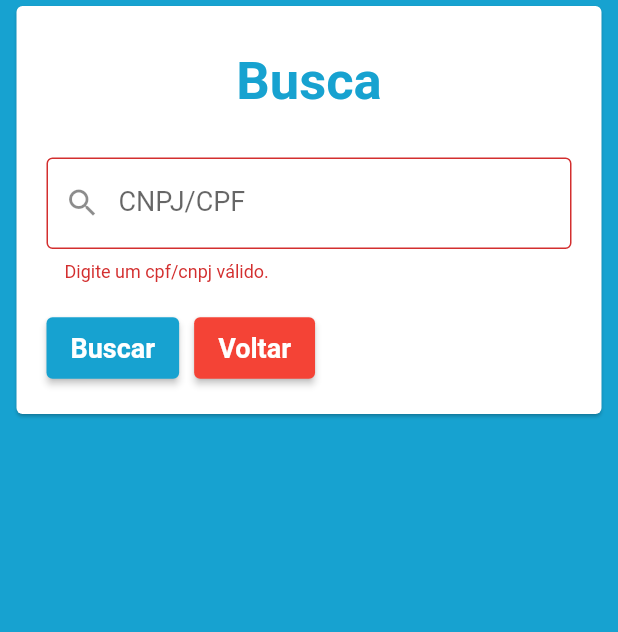
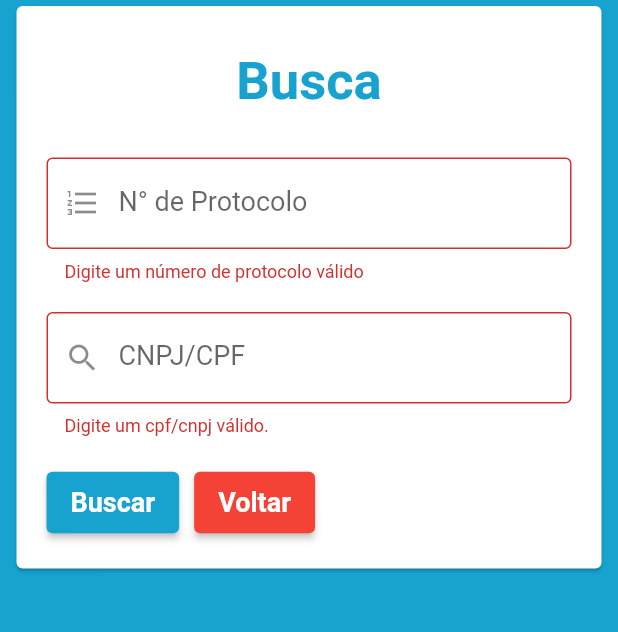
Before and after one commit to Alan300/sac, a Flutter app: the SearchScreen screen opened directly, after a tap on "Buscar", on a phone screen of 412 x 824 dp, the part 348-980 px from its top. Run offline on Flutter 3.47's test engine with Material 2 defaults, Android fonts, the light colour scheme and no system bars; our stand-ins replace dropdown_search, flutter_svg, get; missing offline and left inert: mask, mysql_utils, ntp.

Commit message:
Busca por portocol e ajuste horario do log

```diff
--- a/lib/controller/search_controller.dart
+++ b/lib/controller/search_controller.dart
@@ -7,18 +7,31 @@ import '../screen/list_screen.dart';
 class SearchController extends GetxController{
 
   var loading = false.obs;
-  var search = TextEditingController();
-  var searchError = ''.obs;
+  var idClient = TextEditingController();
+  var idClientError = ''.obs;
+  var numeroProtocolo = TextEditingController();
+  var numeroProtocoloError = ''.obs;
 
-  void resetSearchError() => searchError.value = '';
+  void resetIdClientError() => idClientError.value = '';
+  void resetNumeroProtocolError() => numeroProtocoloError.value = '';
 
   void searchForms() async{
-    if(search.text.length != 14 && search.text.length != 18) {
-      searchError.value = 'Digite um cpf/cnpj válido.';
-    } else {
+    if(numeroProtocolo.text.isEmpty && idClient.text.isEmpty) {
+      numeroProtocoloError.value = 'Digite um número de protocolo válido';
+      idClientError.value = 'Digite um cpf/cnpj válido.';
+    } else if(numeroProtocolo.text.isEmpty && idClient.text.length != 14 && idClient.text.length != 18) {
+      idClientError.value = 'Digite um cpf/cnpj válido.';
+    }
+    else {
       loading.value = true;
       final db = MysqlUtils(settings: DataBase.settings);
-      var result = await db.query("select  * from form where client_id = '${search.text}'");
+      String query;
+      if(numeroProtocolo.text.isNotEmpty) {
+        query = "select  * from form where protocol = '${numeroProtocolo.text}'";
+      } else {
+        query = "select  * from form where client_id = '${idClient.text}'";
+      }
+      var result = await db.query(query);
       db.close();
       if(result.rows.isEmpty) {
         Get.defaultDialog(
@@ -33,8 +46,8 @@ class SearchController extends GetxController{
         );
       } else {
         await Get.to(ListScreen(result.rows));
-
-        search.text = '';
+        numeroProtocolo.text = '';
+        idClient.text = '';
       }
       loading.value = false;
     }
--- a/lib/main.dart
+++ b/lib/main.dart
@@ -1,10 +1,7 @@
 import 'package:flutter/material.dart';
 import 'package:get/get.dart';
 import 'bind.dart';
-import 'screen/login_screen.dart';
-
-const apiKey = 'AIzaSyBGhtdS1SVnhME-Lqg6RfgGba64hEbj5cw';
-const projectId = 'assa-abloy-requerimentos';
+import 'screen/Login_screen.dart';
 
 void main() {
   Bind().dependencies();
--- a/lib/screen/log_screen.dart
+++ b/lib/screen/log_screen.dart
@@ -37,7 +37,7 @@ class LogScreen extends StatelessWidget {
         children: [
           TableCell(
             child: Text(
-              DateFormat('dd/MM/yyyy - hh:mm').format(DateTime.parse(i['date_change'])),
+              DateFormat('dd/MM/yyyy - HH:mm').format(DateTime.parse(i['date_change'])),
               textAlign: TextAlign.center
             )
           ),
--- a/lib/screen/search_screen.dart
+++ b/lib/screen/search_screen.dart
@@ -1,4 +1,5 @@
 import 'package:flutter/material.dart';
+import 'package:flutter/services.dart';
 import 'package:get/get.dart';
 import 'package:mask/mask.dart';
 import '../controller/search_controller.dart';
@@ -61,8 +62,30 @@ class SearchScreen extends StatelessWidget {
                               padding: const EdgeInsets.only(top: 10, bottom: 10),
                               child: TextField(
                                 onSubmitted: (_) => controller.searchForms(),
-                                onTap: () => controller.resetSearchError(),
-                                controller: controller.search,
+                                onTap: () => controller.resetNumeroProtocolError(),
+                                controller: controller.numeroProtocolo,
+                                inputFormatters: [
+                                  FilteringTextInputFormatter.digitsOnly
+                                ],
+                                style: const TextStyle(
+                                  fontSize: 18
+                                ),
+                                decoration: InputDecoration(
+                                  border: const OutlineInputBorder(),
+                                  labelText: 'N° de Protocolo',
+                                  prefixIcon: const Icon(
+                                    Icons.format_list_numbered
+                                  ),
+                                  errorText: controller.numeroProtocoloError.value == '' ? null : controller.numeroProtocoloError.value
+                                ),
+                              ),
+                            ),
+                            Padding(
+                              padding: const EdgeInsets.only(top: 10, bottom: 10),
+                              child: TextField(
+                                onSubmitted: (_) => controller.searchForms(),
+                                onTap: () => controller.resetIdClientError(),
+                                controller: controller.idClient,
                                 inputFormatters: [
                                   Mask.cpfOrCnpj()
                                 ],
@@ -75,7 +98,7 @@ class SearchScreen extends StatelessWidget {
                                   prefixIcon: const Icon(
                                     Icons.search
                                   ),
-                                  errorText: controller.searchError.value == '' ? null : controller.searchError.value
+                                  errorText: controller.idClientError.value == '' ? null : controller.idClientError.value
                                 ),
                               ),
                             ),
```
Also changed, not shown: 1 other file.
